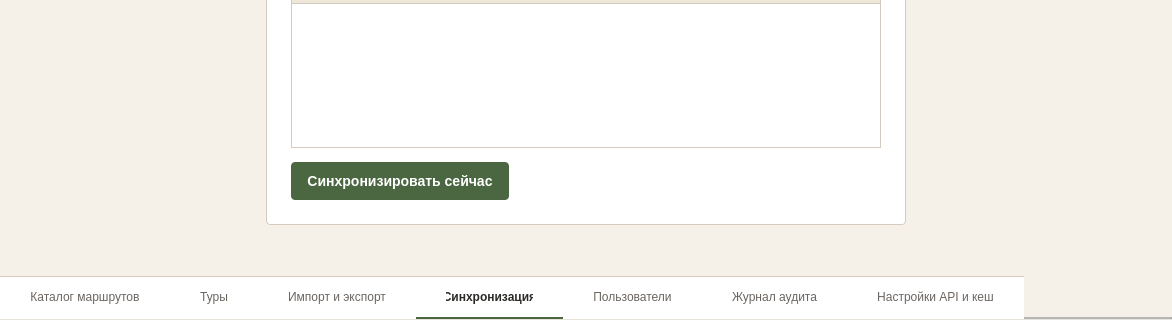
The window that ui/windows/sinhr_window.ui (nikolas-po/legends_parma) describes before a commit, drawn with Qt 5; both pictures show x 0 to 1172 and y 353 to 673 of the 1172 by 673 pixel window.
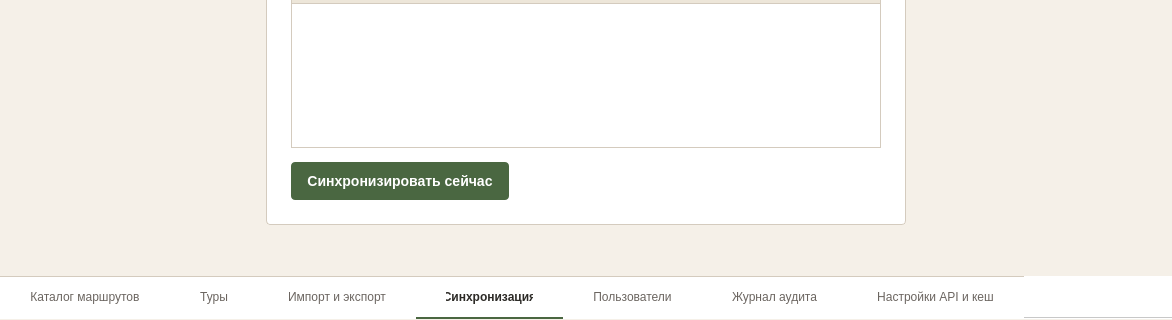
The same window after the commit. Icons and pictures are not drawn.

Patch:
```diff
--- a/ui/windows/sinhr_window.ui
+++ b/ui/windows/sinhr_window.ui
@@ -395,7 +395,7 @@
       <property name="currentIndex"><number>3</number></property>
       <property name="usesScrollButtons"><bool>false</bool></property>
       <property name="tabsClosable"><bool>false</bool></property>
-      <property name="drawBase" stdset="0"><bool>false</bool></property>
+      <property name="documentMode"><bool>true</bool></property>
       <widget class="QWidget" name="tab_8"><attribute name="title"><string>Каталог маршрутов</string></attribute></widget>
       <widget class="QWidget" name="tab_9"><attribute name="title"><string>Туры</string></attribute></widget>
       <widget class="QWidget" name="tab_10"><attribute name="title"><string>Импорт и экспорт</string></attribute></widget>
```
Left out of the diff: 8 changed lines with no effect on the pictures.
